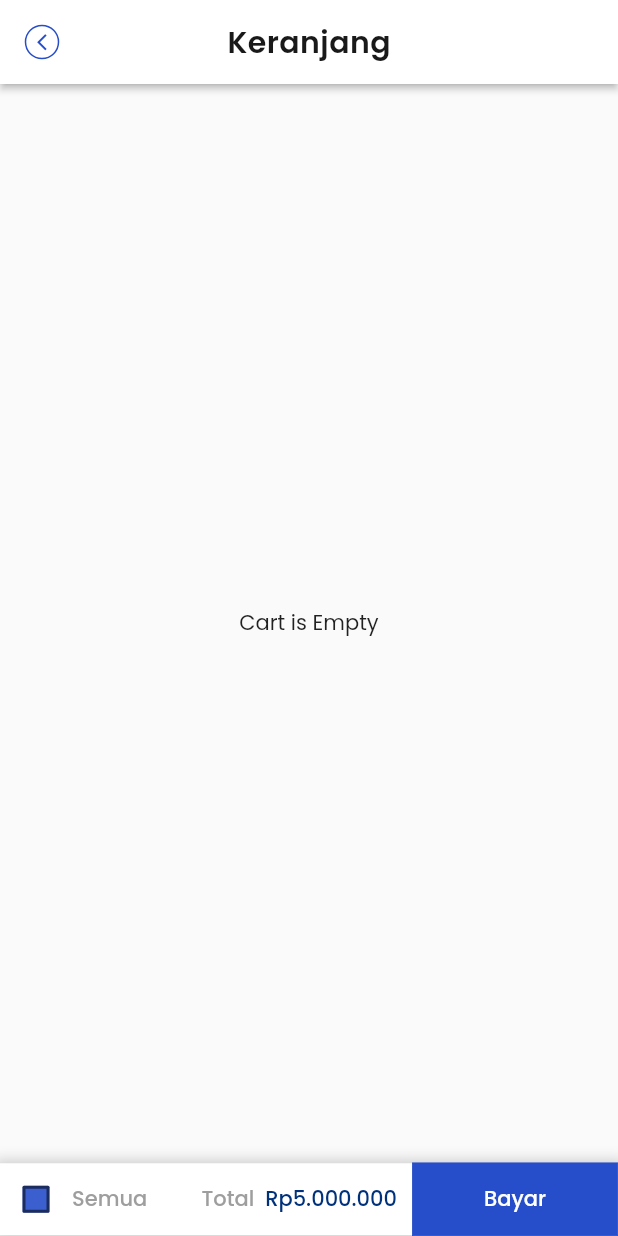
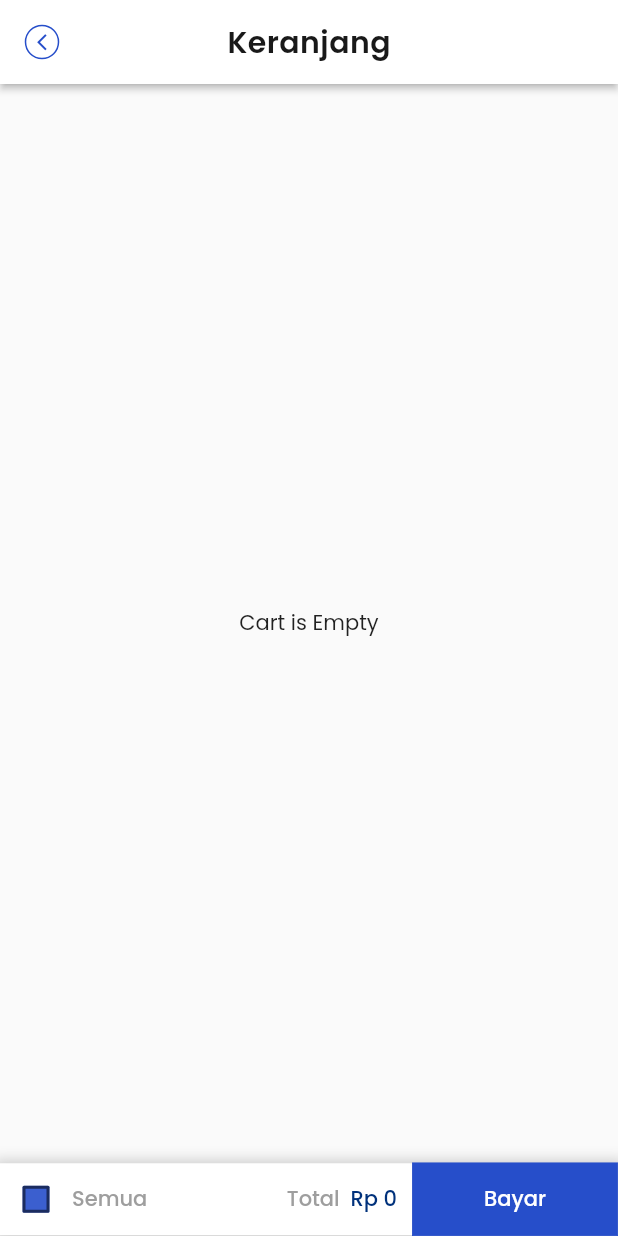
Before and after one commit to Kelompok-17-Capstone/mobile_flutter, a Flutter app: the CartView screen opened by its route, on a phone screen of 412 x 824 dp. Run offline on Flutter 3.47's test engine with Material 2 defaults, Android fonts, the phone set to English and light mode, and no system bars; our stand-ins replace barcode_widget, file_picker, flutter_dotenv, shared_preferences; accounts and stored records are empty.

Commit message:
create function on subTotalPayment

```diff
--- a/lib/views/dashboard/product/cart_view.dart
+++ b/lib/views/dashboard/product/cart_view.dart
@@ -21,6 +21,16 @@ class _CartViewState extends State<CartView> {
   @override
   Widget build(BuildContext context) {
     final List<ItemCartModel> items = Provider.of<CartProvider>(context).items;
+
+    int totalProduct() {
+      int result = 0;
+      for (var item in items) {
+        if (item.isChecked) {
+          result += item.product.price * item.itemCount;
+        }
+      }
+      return result;
+    }
 
     return Scaffold(
       appBar: customAppBar(context, title: 'Keranjang', isBackButton: true, isElevated: true),
@@ -72,7 +82,8 @@ class _CartViewState extends State<CartView> {
                         const Text('Semua', style: TextStyle(color: Colors.grey, fontWeight: FontWeight.w500)),
                         const Spacer(),
                         const Text('Total  ', style: TextStyle(color: Colors.grey, fontWeight: FontWeight.w500)),
-                        const Text('Rp5.000.000', style: TextStyle(color: Color(0xFF00317B), fontWeight: FontWeight.w500)),
+                        Text(formatRupiah(totalProduct()), style: const TextStyle(color: Color(0xFF00317B), fontWeight: FontWeight.w500)
+                        ),
                         const SizedBox(width: 10)
                       ],
                     )
```
